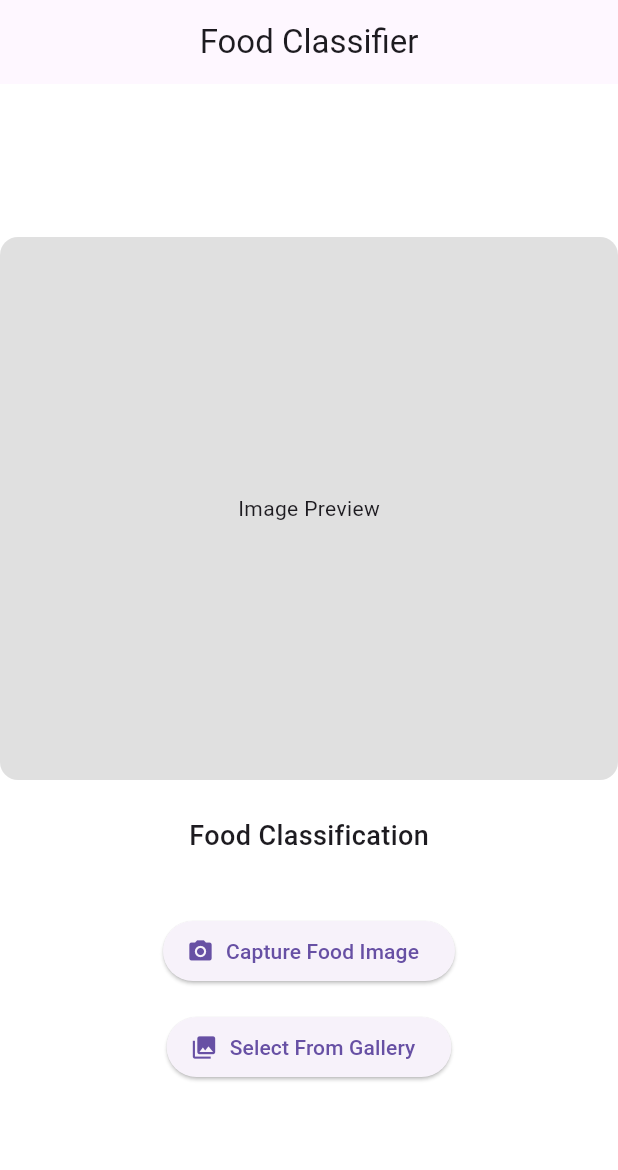
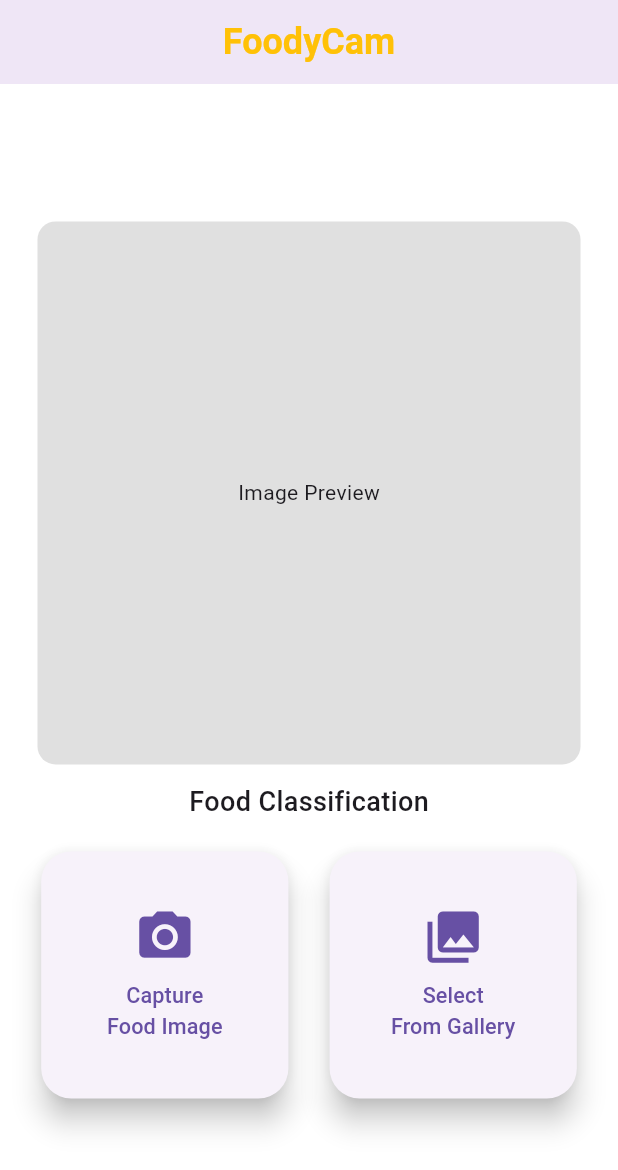
Before and after one commit to Iftikhar-Shams-Niloy/flutter_foodycam, a Flutter app: the screen it shows after launch, on a phone screen of 412 x 824 dp. Shown: the top 1170 px of the screen. Run offline on Flutter 3.47's test engine with Material 3 defaults, Android fonts, the light colour scheme and no system bars; our stand-ins replace image_picker; missing offline and left inert: tflite_flutter.

Commit message:
UI decorated and updated

```diff
--- a/lib/main.dart
+++ b/lib/main.dart
@@ -14,7 +14,7 @@ class FoodClassifierApp extends StatelessWidget {
       title: 'Food Classifier',
       debugShowCheckedModeBanner: false,
       theme: ThemeData(
-        primarySwatch: Colors.green,
+        primarySwatch: Colors.blueGrey,
         scaffoldBackgroundColor: Colors.white,
       ),
       home: const HomeScreen(),
--- a/lib/presentation/pages/home_screen.dart
+++ b/lib/presentation/pages/home_screen.dart
@@ -1,5 +1,6 @@
 import 'dart:io';
 import 'package:flutter/material.dart';
+import 'package:flutter_foodycam/presentation/widgets/custom_elevated_buttons.dart';
 import 'package:image_picker/image_picker.dart';
 import '../../data/model_loader.dart';
 import '../../data/image_processor.dart';
@@ -44,16 +45,7 @@ class _HomePageState extends State<HomeScreen> {
       _selectedImage = imageFile;
     });
 
-    // Run prediction
     final prediction = await _predictionService.predict(imageFile);
-
-    // // --- DEBUGGING ---
-    // // Check the console output in VS Code for this message
-    // print("Prediction result: $prediction");
-    // if (prediction != null) {
-    //   print("Label: ${prediction.label}, Confidence: ${prediction.confidence}");
-    // }
-    // // --- END DEBUGGING ---
 
     if (mounted) {
       setState(() {
@@ -93,9 +85,16 @@ class _HomePageState extends State<HomeScreen> {
   Widget build(BuildContext context) {
     return Scaffold(
       appBar: AppBar(
-        title: const Text("Food Classifier"),
+        title: const Text(
+          "FoodyCam",
+          style: TextStyle(
+            fontSize: 24,
+            fontWeight: FontWeight.bold,
+            color: Colors.amber,
+          ),
+        ),
         centerTitle: true,
-        elevation: 0,
+        elevation: 5,
       ),
       body: Center(
         child: Column(
@@ -104,7 +103,7 @@ class _HomePageState extends State<HomeScreen> {
             CameraView(
               image: _selectedImage != null ? FileImage(_selectedImage!) : null,
             ),
-            const SizedBox(height: 24),
+            const SizedBox(height: 12),
 
             _isLoading
                 ? const CircularProgressIndicator()
@@ -117,19 +116,24 @@ class _HomePageState extends State<HomeScreen> {
                     "Food Classification",
                     style: TextStyle(fontSize: 18, fontWeight: FontWeight.w500),
                   ),
-            const SizedBox(height: 40),
+            const SizedBox(height: 20),
 
-            ElevatedButton.icon(
-              onPressed: _pickImageFromCamera,
-              icon: const Icon(Icons.camera_alt),
-              label: const Text("Capture Food Image"),
-            ),
-            const SizedBox(height: 16),
+            Row(
+              mainAxisAlignment: MainAxisAlignment.spaceEvenly,
+              children: [
+                CustomElevatedButton(
+                  onPressed: _pickImageFromCamera,
+                  icon: Icons.camera_alt,
+                  text: "Capture\nFood Image",
+                ),
 
-            ElevatedButton.icon(
-              onPressed: _pickImageFromGallery,
-              icon: const Icon(Icons.photo_library),
-              label: const Text("Select From Gallery"),
+                // For gallery button
+                CustomElevatedButton(
+                  onPressed: _pickImageFromGallery,
+                  icon: Icons.photo_library,
+                  text: "Select\nFrom Gallery",
+                ),
+              ],
             ),
           ],
         ),
--- a/lib/presentation/widgets/camera_view.dart
+++ b/lib/presentation/widgets/camera_view.dart
@@ -11,7 +11,7 @@ class CameraView extends StatelessWidget {
     final Size screenSize = MediaQuery.of(context).size;
     return Container(
       height: screenSize.width - 50,
-      width: screenSize.height - 50,
+      width: screenSize.width - 50,
       decoration: BoxDecoration(
         color: Colors.grey[300],
         borderRadius: BorderRadius.circular(12),
--- /dev/null
+++ b/lib/presentation/widgets/custom_elevated_buttons.dart
@@ -0,0 +1,54 @@
+import 'package:flutter/material.dart';
+
+class CustomElevatedButton extends StatelessWidget {
+  const CustomElevatedButton({
+    super.key,
+    required this.onPressed,
+    required this.icon,
+    required this.text,
+    this.iconSize,
+    this.fontSize,
+  });
+
+  final VoidCallback onPressed;
+  final IconData icon;
+  final String text;
+  final double? iconSize;
+  final double? fontSize;
+
+  @override
+  Widget build(BuildContext context) {
+    final double defaultIconSize = MediaQuery.of(context).size.width * 0.1;
+    final double defaultFontSize = MediaQuery.of(context).size.width * 0.035;
+
+    return SizedBox(
+      width: MediaQuery.of(context).size.width * 0.4,
+      height: MediaQuery.of(context).size.width * 0.4,
+      child: ElevatedButton(
+        onPressed: onPressed, // Fixed: removed the arrow function
+        style: ElevatedButton.styleFrom(
+          elevation: 8,
+          padding: const EdgeInsets.all(8),
+          shape: RoundedRectangleBorder(
+            borderRadius: BorderRadius.circular(20.0),
+          ),
+        ),
+        child: Column(
+          mainAxisAlignment: MainAxisAlignment.center,
+          children: [
+            Icon(
+              icon, // Use the passed icon
+              size: iconSize ?? defaultIconSize,
+            ),
+            const SizedBox(height: 8),
+            Text(
+              text, // Use the passed text
+              textAlign: TextAlign.center,
+              style: TextStyle(fontSize: fontSize ?? defaultFontSize),
+            ),
+          ],
+        ),
+      ),
+    );
+  }
+}
--- a/lib/presentation/widgets/result_card.dart
+++ b/lib/presentation/widgets/result_card.dart
@@ -9,19 +9,24 @@ class ResultCard extends StatelessWidget {
 
   @override
   Widget build(BuildContext context) {
-    return Card(
+    final Size screenSize = MediaQuery.of(context).size;
+    return Container(
+      width: screenSize.width - 50,
+      child: Card(
         shape: RoundedRectangleBorder(borderRadius: BorderRadius.circular(12)),
         elevation: 3,
-      margin: const EdgeInsets.symmetric(vertical: 16, horizontal: 24),
         child: Padding(
-        padding: const EdgeInsets.all(16.0),
+          padding: const EdgeInsets.symmetric(vertical: 16),
           child: Column(
             children: [
               Text(
                 label,
-              style: const TextStyle(fontSize: 20, fontWeight: FontWeight.bold),
+                style: const TextStyle(
+                  fontSize: 24,
+                  fontWeight: FontWeight.bold,
                 ),
-            const SizedBox(height: 8),
+              ),
+              const SizedBox(height: 4),
               Text(
                 "Confidence: ${(confidence * 100).toStringAsFixed(2)}%",
                 style: const TextStyle(fontSize: 16, color: Colors.black54),
@@ -29,6 +34,7 @@ class ResultCard extends StatelessWidget {
             ],
           ),
         ),
+      ),
     );
   }
 }
```
Lines whose indentation alone changed are shown as unchanged.
